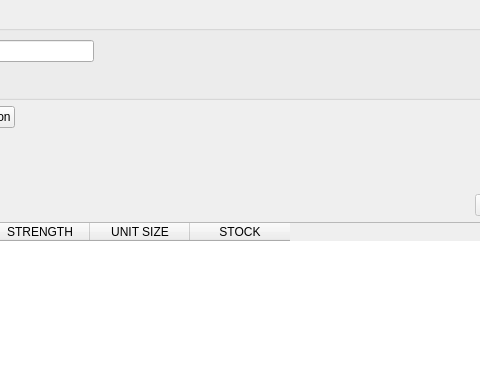
kyledevans/Medicine-Track, file src/formularyframe.ui: the form before one commit; both pictures show x 322 to 802 and y 0 to 391 of the 913 by 640 pixel window.
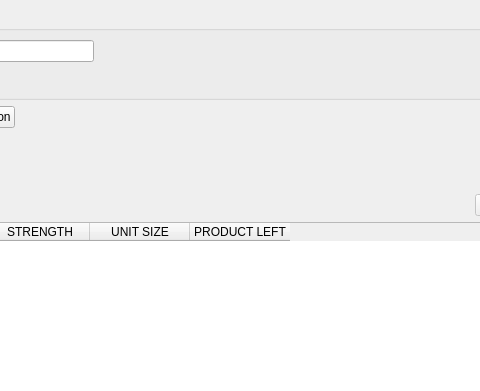
The form after the commit.

Diff of the .ui file:
```diff
--- a/src/formularyframe.ui
+++ b/src/formularyframe.ui
@@ -250,7 +250,10 @@
      </column>
      <column>
       <property name="text">
-       <string>STOCK</string>
+       <string comment="PRODUCT LEFT DISPLAY LABEL">PRODUCT LEFT</string>
+      </property>
+      <property name="toolTip">
+       <string comment="PRODUCT LEFT DISPLAY TOOLTIP">PRODUCT LEFT</string>
       </property>
      </column>
     </widget>
```
Left out of the diff: 70 changed lines with no effect on the pictures.
